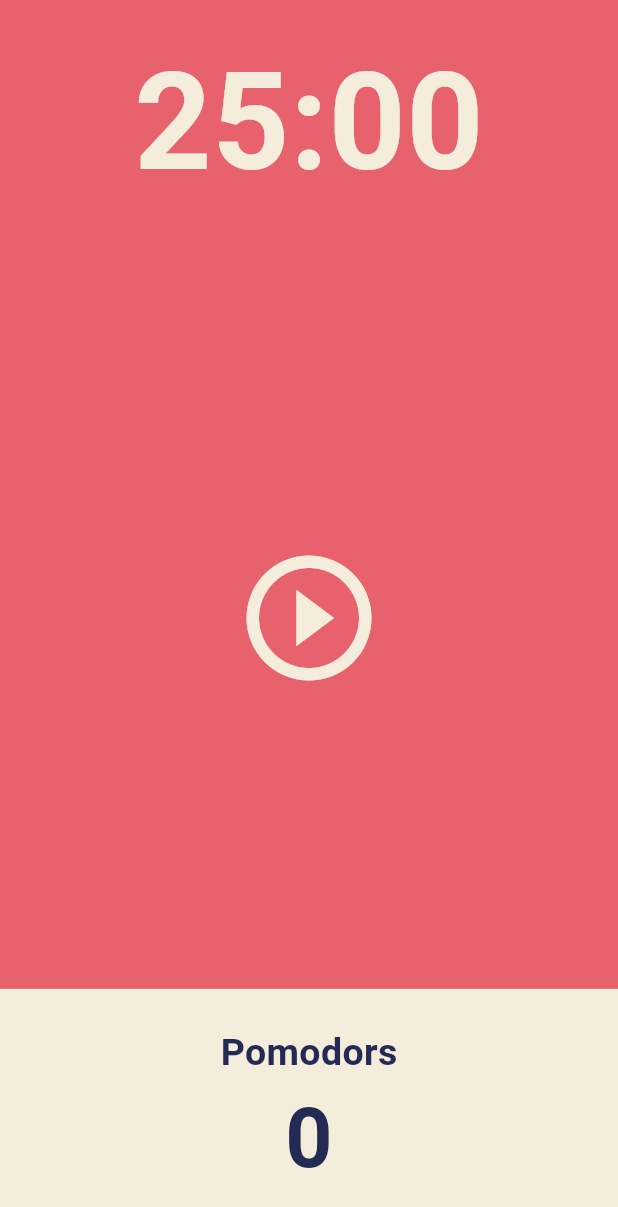
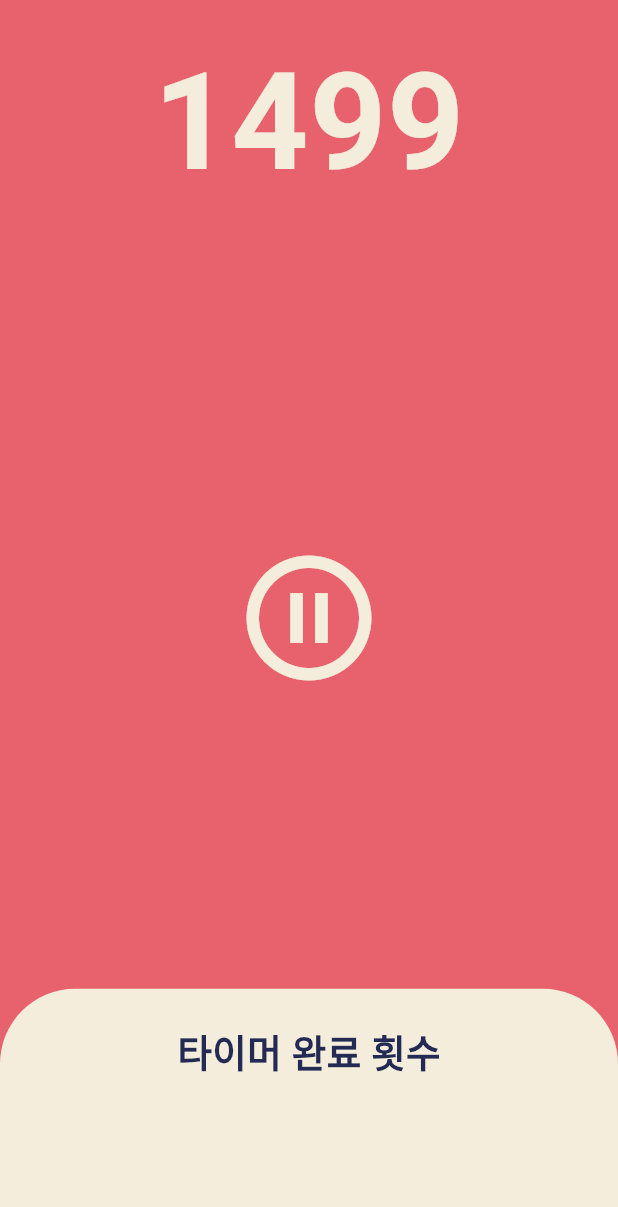
Before and after one commit to LeeSomgyul/concentration-time, a Flutter app: the screen it shows after launch, after a tap on the "play circle outline" icon, on a phone screen of 412 x 824 dp. Shown: the top 1207 px of the screen. Run offline on Flutter 3.47's test engine with Material 3 defaults, Android fonts, the phone set to English and light mode, and no system bars.

Commit message:
Update home_screen.dart

```diff
--- a/flutter_application_1/lib/screens/home_screen.dart
+++ b/flutter_application_1/lib/screens/home_screen.dart
@@ -1,6 +1,7 @@
 import 'package:flutter/cupertino.dart';
 import 'package:flutter/material.dart';
 import 'package:flutter/widgets.dart';
+import 'dart:async';
 
 class HomeScreen extends StatefulWidget {
   const HomeScreen({super.key});
@@ -10,6 +11,33 @@ class HomeScreen extends StatefulWidget {
 }
 
 class _HomeScreenState extends State<HomeScreen> {
+  int totalSeconds = 1500;
+  int totalPomodoro = 0;
+  bool isRunning = false;
+  late Timer timer;
+
+  void onclick(Timer timer) {
+    setState(() {
+      totalSeconds = totalSeconds - 1;
+    });
+  }
+
+  void onStartPressed() {
+    timer = Timer.periodic(const Duration(seconds: 1), onclick);
+
+    setState(() {
+      isRunning = true;
+    });
+  }
+
+  void onPausePressed() {
+    timer.cancel();
+
+    setState(() {
+      isRunning = false;
+    });
+  }
+
   @override
   Widget build(BuildContext context) {
     return Scaffold(
@@ -21,7 +49,7 @@ class _HomeScreenState extends State<HomeScreen> {
             child: Container(
               alignment: Alignment.center,
               child: Text(
-                "25:00",
+                '$totalSeconds',
                 style: TextStyle(
                   color: Theme.of(context).cardColor,
                   fontSize: 90,
@@ -34,11 +62,13 @@ class _HomeScreenState extends State<HomeScreen> {
             flex: 3,
             child: Center(
               child: IconButton(
-                onPressed: () {},
+                onPressed: isRunning ? onPausePressed : onStartPressed,
                 iconSize: 100,
                 color: Theme.of(context).cardColor,
-                icon: const Icon(
-                  Icons.play_circle_outline,
+                icon: Icon(
+                  isRunning
+                      ? Icons.pause_circle_outline
+                      : Icons.play_circle_outline,
                 ),
               ),
             ),
@@ -50,13 +80,17 @@ class _HomeScreenState extends State<HomeScreen> {
                 Expanded(
                   child: Container(
                     decoration: BoxDecoration(
+                      borderRadius: const BorderRadius.only(
+                        topLeft: Radius.circular(50),
+                        topRight: Radius.circular(50),
+                      ),
                       color: Theme.of(context).cardColor,
                     ),
                     child: Column(
                       mainAxisAlignment: MainAxisAlignment.center,
                       children: [
                         Text(
-                          "Pomodors",
+                          "타이머 완료 횟수",
                           style: TextStyle(
                             fontSize: 25,
                             fontWeight: FontWeight.w600,
@@ -65,7 +99,7 @@ class _HomeScreenState extends State<HomeScreen> {
                           ),
                         ),
                         Text(
-                          "0",
+                          "",
                           style: TextStyle(
                             fontSize: 55,
                             fontWeight: FontWeight.w600,
```
